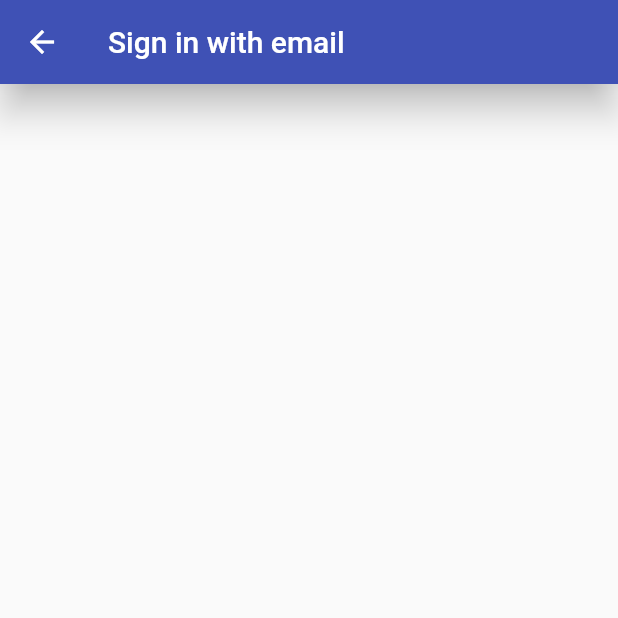
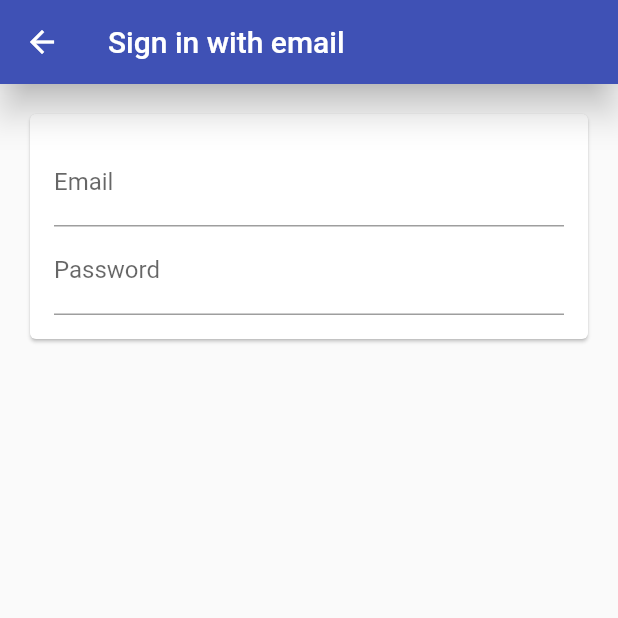
Before and after one commit to nirans2002/time_tracker_app, a Flutter app: the EmailSignInPage screen opened directly, on a phone screen of 412 x 824 dp, the top half of it. Run offline on Flutter 3.47's test engine with Material 2 defaults, Android fonts, the phone set to English and light mode, and no system bars; our stand-ins replace firebase_auth, google_sign_in; missing offline and left inert: flutter_facebook_login; accounts and stored records are empty.

Commit message:
email,psswrd input , 187

```diff
--- a/lib/app/sign_in/email_signIn_form.dart
+++ b/lib/app/sign_in/email_signIn_form.dart
@@ -1,11 +1,31 @@
 import 'package:flutter/material.dart';
 
 class EmailSignInForm extends StatelessWidget {
-  List<Widget> _buidChildren() {}
+  List<Widget> _buidChildren() {
+    return [
+      TextField(
+        decoration: InputDecoration(
+          labelText: "Email",
+          hintText: 'johnappleseed@example.com',
+        ),
+      ),
+      TextField(
+        decoration: InputDecoration(
+          labelText: "Password",
+        ),
+        obscureText: true,
+      )
+    ];
+  }
+
   @override
   Widget build(BuildContext context) {
-    return Column(
-      children: [],
+    return Padding(
+      padding: const EdgeInsets.all(16.0),
+      child: Column(
+        mainAxisSize: MainAxisSize.min,
+        children: _buidChildren(),
+      ),
     );
   }
 }
```
